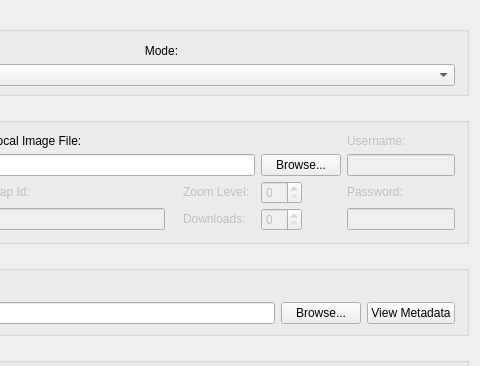
First picture: the form in gui/mainwindow.ui, repository DigitalGlobe/GGD-OpenSpaceNet, before the edit; both pictures show x 161 to 641 and y 0 to 366 of the 641 by 907 pixel window.
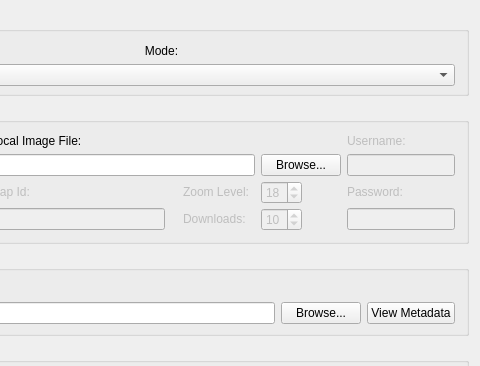
Second picture: the form after the edit. Icons and pictures are not drawn.

Commit message: Connected the contents of the web services widgets to their respective fields in the osnArgs struct, added default values to the downloads and zoom web service widgets

What changed in the file:
```diff
--- a/gui/mainwindow.ui
+++ b/gui/mainwindow.ui
@@ -1008,6 +1008,12 @@
            <height>23</height>
           </size>
          </property>
+         <property name="toolTip">
+          <string/>
+         </property>
+         <property name="value">
+          <number>10</number>
+         </property>
         </widget>
        </item>
        <item row="2" column="1">
@@ -1037,6 +1043,12 @@
            <height>23</height>
           </size>
          </property>
+         <property name="maximum">
+          <number>22</number>
+         </property>
+         <property name="value">
+          <number>18</number>
+         </property>
         </widget>
        </item>
        <item row="2" column="4">
```
Left out of the diff: 27 changed lines with no effect on the pictures. The commit also changes 1 other file.
